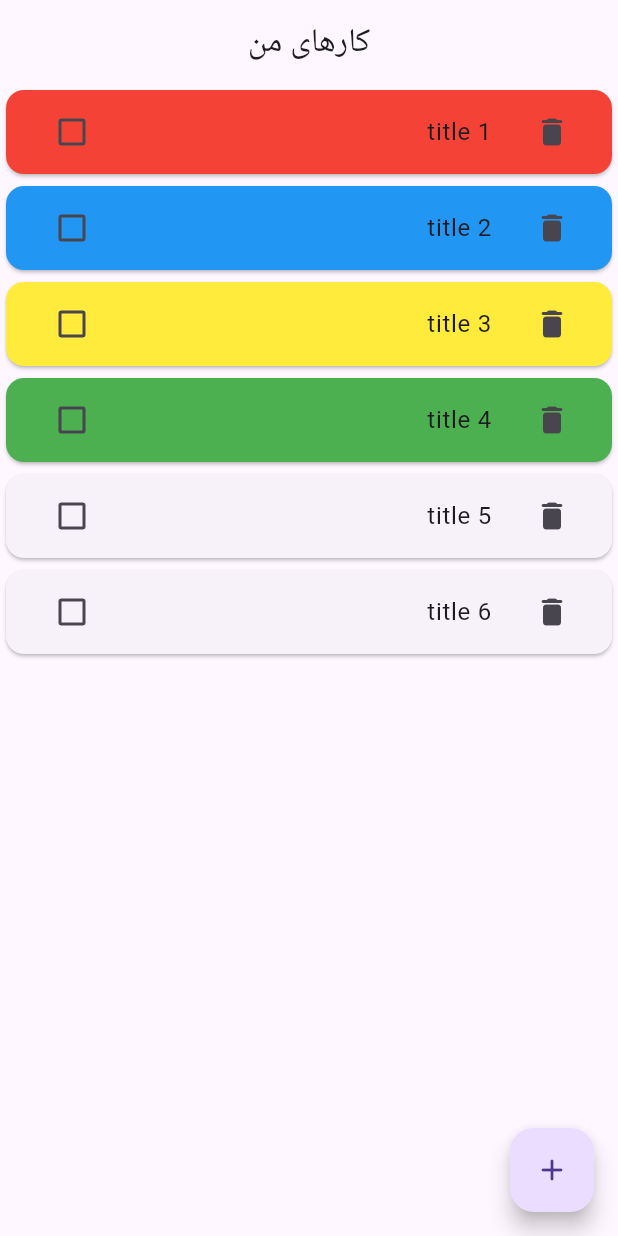
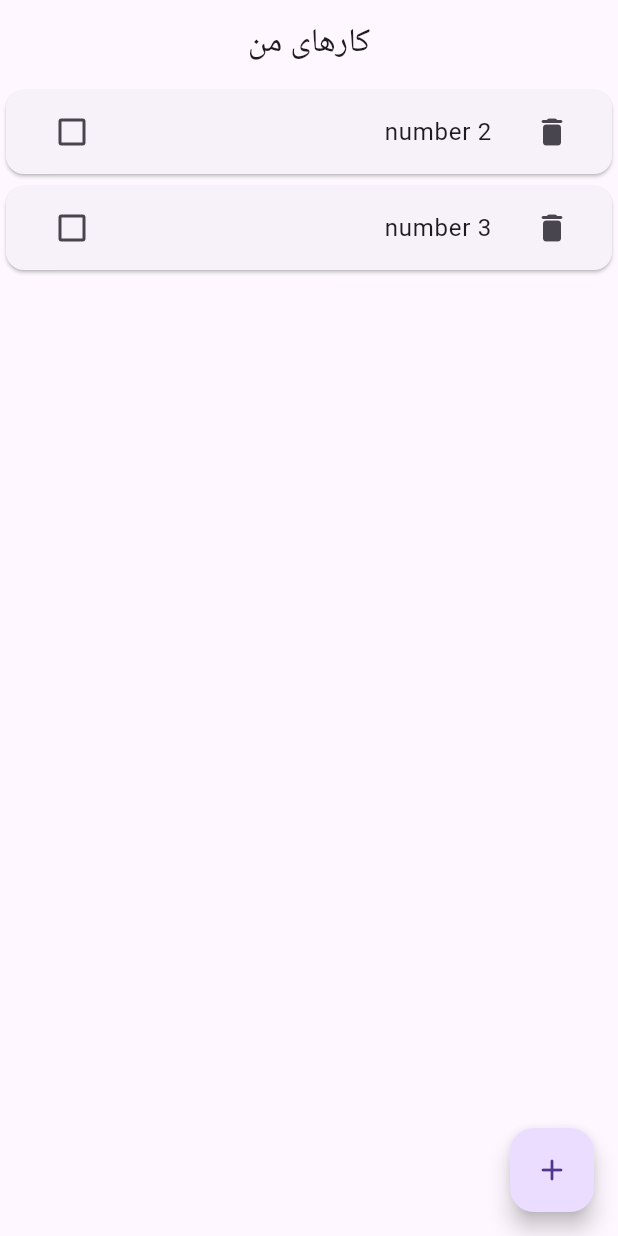
Before and after one commit to AliGIran/task_manager_app, a Flutter app: the screen it shows after launch, after a tap on the "delete" icon, on a phone screen of 412 x 824 dp. Run offline on Flutter 3.47's test engine with Material 3 defaults, Android fonts, the phone set to English and light mode, and no system bars; our stand-ins replace isar; accounts and stored records are empty; generated files the repository leaves out were written again.

Commit message:
provider is working fine in removing and changing status

```diff
--- a/lib/features/tasks/presentation/manager/task_provider.dart
+++ b/lib/features/tasks/presentation/manager/task_provider.dart
@@ -1,23 +1,40 @@
 import 'package:flutter/cupertino.dart';
-import 'package:task_manager_app/features/tasks/presentation/pages/tasks_home_page.dart';
 
 import '../../domain/entities/task_entity.dart';
 
 class TaskProvider extends ChangeNotifier {
-  List<TaskEntity> taskLIst = [];
+  List<TaskEntity> taskList = [
+    TaskEntity(title: 'number 1'),
+    TaskEntity(title: 'number 2'),
+    TaskEntity(title: 'number 3'),
+  ];
 
   addNewTask(String title, String? desc) {
-    taskLIst.add(TaskEntity(title: title, desc: desc!));
+    taskList.add(TaskEntity(title: title, desc: desc!));
     notifyListeners();
   }
 
   removeTask(int index) {
-    taskLIst.removeAt(index);
+    taskList.removeAt(index);
     notifyListeners();
   }
 
-  changeTaskStatus(int index, bool value) {
-    tempList[index].isDone = value;
+  changeTaskStatus(int index) {
+    // tempList[index].isDone = !tempList[index].isDone;
+
+
+
+    if(taskList[index].isDone){
+      taskList[index].isDone= false;
+    }else{
+      taskList[index].isDone = true;
+    }
+
+
+
+
+
+
     notifyListeners();
   }
 
--- a/lib/features/tasks/presentation/pages/tasks_home_page.dart
+++ b/lib/features/tasks/presentation/pages/tasks_home_page.dart
@@ -1,13 +1,19 @@
 import 'package:flutter/material.dart';
+import 'package:provider/provider.dart';
 import 'package:task_manager_app/features/tasks/domain/entities/task_entity.dart';
+import 'package:task_manager_app/features/tasks/presentation/manager/task_provider.dart';
 
 List<TaskEntity> tempList = [
   TaskEntity(title: "title 1", color: Colors.red),
   TaskEntity(title: "title 2", color: Colors.blue),
   TaskEntity(title: "title 3", color: Colors.yellow),
   TaskEntity(title: "title 4", color: Colors.green),
-  TaskEntity(title: "title 5", ),
-  TaskEntity(title: "title 6", )
+  TaskEntity(
+    title: "title 5",
+  ),
+  TaskEntity(
+    title: "title 6",
+  )
 ];
 
 class TasksHomePage extends StatelessWidget {
@@ -15,6 +21,10 @@ class TasksHomePage extends StatelessWidget {
 
   @override
   Widget build(BuildContext context) {
+    return Consumer<TaskProvider>(
+      builder: (context, taskProvider , child) {
+        final tasks = taskProvider.taskList;
+
         return Directionality(
           textDirection: TextDirection.rtl,
           child: Scaffold(
@@ -23,34 +33,41 @@ class TasksHomePage extends StatelessWidget {
               centerTitle: true,
             ),
             body: ListView.builder(
+
               // todo: change list from temp to db
 
-          itemCount: tempList.length,
+              itemCount: tasks.length,
               itemBuilder: (context, index) {
+                final task = tasks[index];
                 return Card(
-              color: tempList[index].color,
+                  color: task.color,
                   child: CheckboxListTile(
                     secondary: IconButton(
                         onPressed: () {
+                          taskProvider.removeTask(index);
                           //   todo: add remove function
                         },
                         icon: const Icon(Icons.delete_rounded)),
-                title: Text(tempList[index].title),
-                value: tempList[index].isDone,
-                onChanged: (bool? value) {
+                    title: Text(task.title),
+                    value: task.isDone,
+                    onChanged: (value) {
                       //   todo: add change value function
-                  tempList[index].isDone = value!;
+                      taskProvider.changeTaskStatus(index);
+
                     },
                   ),
                 );
               },
             ),
-        floatingActionButtonLocation: FloatingActionButtonLocation.startFloat,
+            floatingActionButtonLocation:
+                FloatingActionButtonLocation.startFloat,
             floatingActionButton: FloatingActionButton(
               child: const Icon(Icons.add_rounded),
               onPressed: () {},
             ),
           ),
         );
+      },
+    );
   }
 }
--- a/lib/main.dart
+++ b/lib/main.dart
@@ -20,7 +20,7 @@ class MyApp extends StatelessWidget {
 
   @override
   Widget build(BuildContext context) {
-    return const MaterialApp(
+    return  MaterialApp(
       home: TasksHomePage(),
     );
   }
```
Lines whose indentation alone changed are shown as unchanged.
